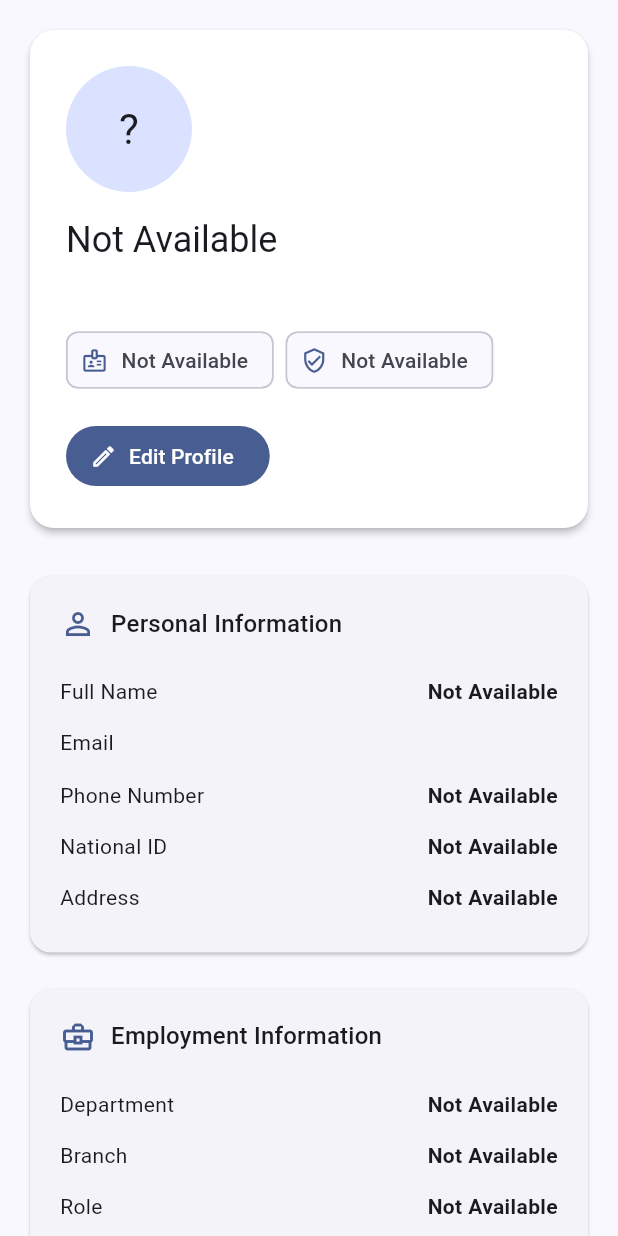
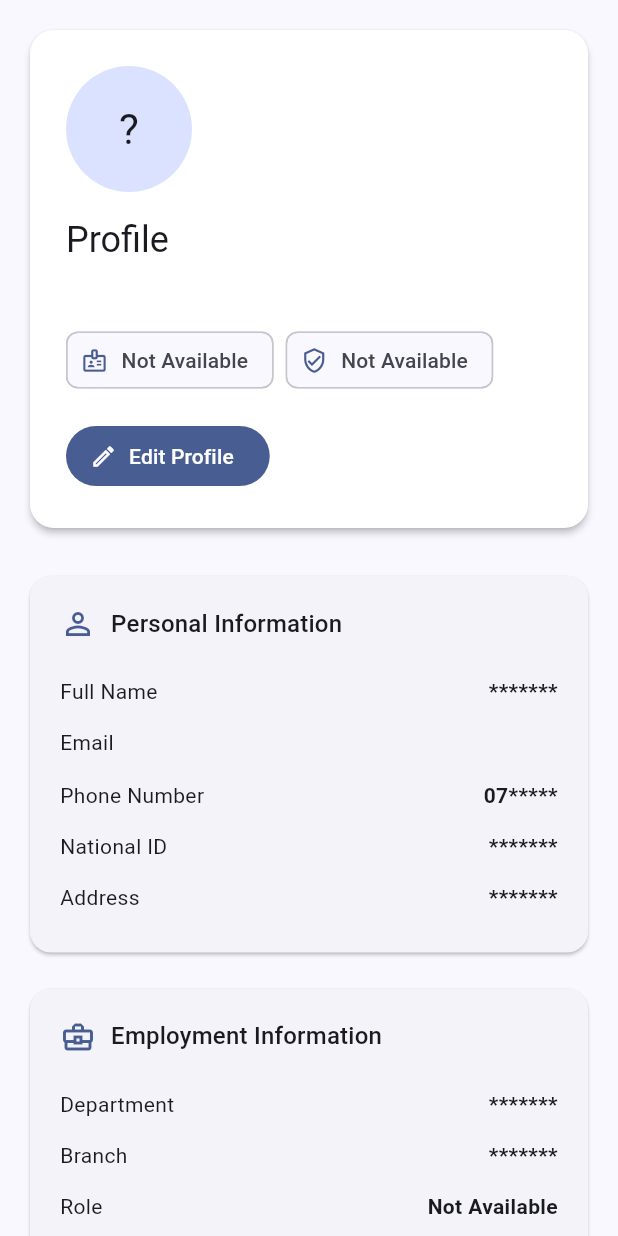
Before and after one commit to rayv7/WantamHoldings, a Flutter app: the _ProfileContent widget shown alone on an empty page, opened directly with empty values, on a phone screen of 412 x 824 dp. Run offline on Flutter 3.47's test engine with Material 3 defaults, Android fonts, the light colour scheme and no system bars; our stand-ins replace dio, flutter_riverpod, flutter_secure_storage, go_router; accounts and stored records are empty.

Commit message:
profile feature

```diff
--- a/frontend/lib/main.dart
+++ b/frontend/lib/main.dart
@@ -928,10 +928,7 @@ class _ProfileContent extends ConsumerWidget {
                     child: Column(
                       crossAxisAlignment: CrossAxisAlignment.start,
                       children: [
-                        Text(
-                          'Not Available',
-                          style: theme.textTheme.headlineSmall,
-                        ),
+                        Text('Profile', style: theme.textTheme.headlineSmall),
                         const SizedBox(height: 4),
                         Text(user.email, style: theme.textTheme.bodyLarge),
                         const SizedBox(height: 12),
@@ -975,11 +972,11 @@ class _ProfileContent extends ConsumerWidget {
                 icon: Icons.person_outline,
                 width: _cardWidth(constraints),
                 rows: [
-                  _ProfileRow('Full Name', 'Not Available'),
+                  _ProfileRow('Full Name', '*******'),
                   _ProfileRow('Email', user.email),
-                  _ProfileRow('Phone Number', 'Not Available'),
-                  _ProfileRow('National ID', 'Not Available'),
-                  _ProfileRow('Address', 'Not Available'),
+                  _ProfileRow('Phone Number', '07*****'),
+                  _ProfileRow('National ID', '*******'),
+                  _ProfileRow('Address', '*******'),
                 ],
               ),
               _ProfileCard(
@@ -987,14 +984,14 @@ class _ProfileContent extends ConsumerWidget {
                 icon: Icons.business_center_outlined,
                 width: _cardWidth(constraints),
                 rows: [
-                  _ProfileRow('Department', 'Not Available'),
-                  _ProfileRow('Branch', 'Not Available'),
+                  _ProfileRow('Department', '*******'),
+                  _ProfileRow('Branch', '*******'),
                   _ProfileRow(
                     'Role',
                     user.role.isEmpty ? 'Not Available' : user.role,
                   ),
-                  _ProfileRow('Employment Status', 'Not Available'),
-                  _ProfileRow('Date Joined', 'Not Available'),
+                  _ProfileRow('Employment Status', '*******'),
+                  _ProfileRow('Date Joined', '*******'),
                 ],
               ),
               _ProfileCard(
@@ -1002,10 +999,10 @@ class _ProfileContent extends ConsumerWidget {
                 icon: Icons.account_balance_outlined,
                 width: _cardWidth(constraints),
                 rows: const [
-                  _ProfileRow('Account Number', 'Not Available'),
-                  _ProfileRow('Account Type', 'Not Available'),
-                  _ProfileRow('Currency', 'Not Available'),
-                  _ProfileRow('Branch', 'Not Available'),
+                  _ProfileRow('Account Number', '*******'),
+                  _ProfileRow('Account Type', '*******'),
+                  _ProfileRow('Currency', 'ksh *******'),
+                  _ProfileRow('Branch', '*******'),
                 ],
               ),
               _ProfileCard(
@@ -1013,9 +1010,9 @@ class _ProfileContent extends ConsumerWidget {
                 icon: Icons.security_outlined,
                 width: _cardWidth(constraints),
                 rows: const [
-                  _ProfileRow('Password Status', 'Not Available'),
-                  _ProfileRow('Two-Factor Authentication', 'Not Available'),
-                  _ProfileRow('Last Login Date', 'Not Available'),
+                  _ProfileRow('Password Status', 'Available'),
+                  _ProfileRow('Two-Factor Authentication', 'Available'),
+                  _ProfileRow('Last Login Date', '__.__.__.____'),
                   _ProfileRow('Active Session', 'Authenticated'),
                 ],
               ),
```
